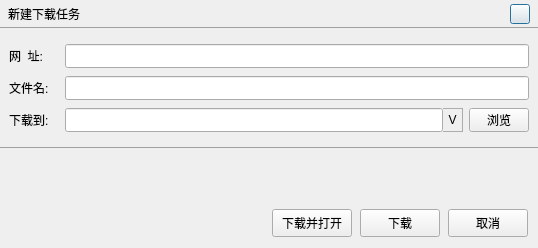
Qt form VideoPlayer/browser/NewWork.ui (huizhang556/pc-video-player) before a commit.
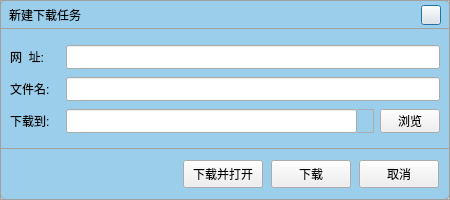
The same form after that commit. Icons and pictures are not drawn.

Diff of the .ui file:
```diff
--- a/VideoPlayer/browser/NewWork.ui
+++ b/VideoPlayer/browser/NewWork.ui
@@ -6,8 +6,8 @@
    <rect>
     <x>0</x>
     <y>0</y>
-    <width>538</width>
-    <height>248</height>
+    <width>450</width>
+    <height>200</height>
    </rect>
   </property>
   <property name="minimumSize">
@@ -19,7 +19,48 @@
   <property name="windowTitle">
    <string>Dialog</string>
   </property>
-  <layout class="QVBoxLayout" name="verticalLayout_6">
+  <property name="styleSheet">
+   <string notr="true">/*去掉标题栏的QDialog弯角不生效，需要放置frame，且背景透明*/
+QDialog
+{
+border:1px solid #a0a0a0;
+}
+</string>
+  </property>
+  <layout class="QVBoxLayout" name="verticalLayout_4">
+   <property name="spacing">
+    <number>0</number>
+   </property>
+   <property name="leftMargin">
+    <number>0</number>
+   </property>
+   <property name="topMargin">
+    <number>0</number>
+   </property>
+   <property name="rightMargin">
+    <number>0</number>
+   </property>
+   <property name="bottomMargin">
+    <number>0</number>
+   </property>
+   <item>
+    <widget class="QFrame" name="frame_newwork">
+     <property name="styleSheet">
+      <string notr="true">#frame_newwork
+{
+border:1px solid #a0a0a0;
+border-radius:6px;
+/*background-color:#f3f5f7;*/
+background-color:#9bceea;
+}</string>
+     </property>
+     <property name="frameShape">
+      <enum>QFrame::StyledPanel</enum>
+     </property>
+     <property name="frameShadow">
+      <enum>QFrame::Raised</enum>
+     </property>
+     <layout class="QVBoxLayout" name="verticalLayout_3">
    <property name="spacing">
     <number>0</number>
    </property>
@@ -56,6 +97,8 @@
 {
 border:1px solid transparent;
 border-bottom-color:#a0a0a0;
+border-radius:0px;
+border-top-left-radius:5px;
 }</string>
        </property>
        <layout class="QHBoxLayout" name="horizontalLayout_13">
@@ -87,6 +130,12 @@
               <height>26</height>
              </size>
             </property>
+               <property name="styleSheet">
+                <string notr="true">QLabel
+{
+
+}</string>
+               </property>
             <property name="text">
              <string>新建下载任务</string>
             </property>
@@ -180,6 +229,12 @@
                 <height>24</height>
                </size>
               </property>
+                 <property name="cursorPosition">
+                  <number>0</number>
+                 </property>
+                 <property name="clearButtonEnabled">
+                  <bool>false</bool>
+                 </property>
              </widget>
             </item>
            </layout>
@@ -269,13 +324,13 @@
                <widget class="QPushButton" name="pushButton_his">
                 <property name="minimumSize">
                  <size>
-                  <width>20</width>
+                     <width>17</width>
                   <height>24</height>
                  </size>
                 </property>
                 <property name="maximumSize">
                  <size>
-                  <width>20</width>
+                     <width>17</width>
                   <height>24</height>
                  </size>
                 </property>
@@ -284,10 +339,18 @@
 {
 border:1px solid #adadad;
 border-left-width:0px;
+background: rbga(240, 240, 240,0.6) url(:/images/function/download_arrow.png) no-repeat no-repeat center center;
+}
+
+QPushButton:hover
+{
+border:1px solid #adadad;
+border-left-width:0px;
+background: rbga(240, 240, 240,0.6) url(:/images/function/download_arrow_hover.png) no-repeat no-repeat center center;
 }</string>
                 </property>
                 <property name="text">
-                 <string>V</string>
+                    <string/>
                 </property>
                </widget>
               </item>
@@ -347,7 +410,13 @@
         </size>
        </property>
        <property name="styleSheet">
-        <string notr="true"/>
+           <string notr="true">#widget_bottom
+{
+background-color:transparent;
+border-radius:0px;
+border-bottom-left-radius:5px;
+border-bottom-right-radius:5px;
+}</string>
        </property>
        <layout class="QHBoxLayout" name="horizontalLayout_6">
         <property name="spacing">
@@ -446,6 +515,9 @@
       </widget>
      </item>
     </layout>
+      </item>
+     </layout>
+    </widget>
    </item>
   </layout>
  </widget>
```
Lines whose indentation alone changed are shown as unchanged.
